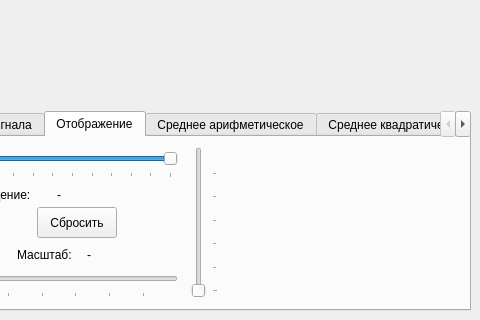
Before: the Qt Designer form filtsim/mainwindow.ui in cliffanet/filter, drawn with Qt 5; both pictures show x 220 to 700 and y 180 to 500 of the 700 by 500 pixel window.
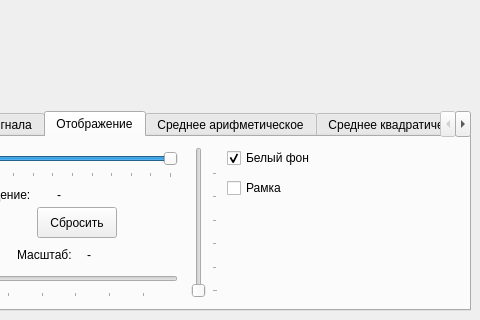
After: the same form once the commit is applied. The open tabs and pages were chosen to show the change. Custom widgets are drawn as their Qt base class.

Commit message: опционально - белый фон и рамка

What changed in the file:
```diff
--- a/filtsim/mainwindow.ui
+++ b/filtsim/mainwindow.ui
@@ -528,6 +528,35 @@
             <string>Сбросить</string>
            </property>
           </widget>
+          <widget class="QCheckBox" name="chkWhiteBg">
+           <property name="geometry">
+            <rect>
+             <x>310</x>
+             <y>10</y>
+             <width>101</width>
+             <height>22</height>
+            </rect>
+           </property>
+           <property name="text">
+            <string>Белый фон</string>
+           </property>
+           <property name="checked">
+            <bool>true</bool>
+           </property>
+          </widget>
+          <widget class="QCheckBox" name="chkBorder">
+           <property name="geometry">
+            <rect>
+             <x>310</x>
+             <y>40</y>
+             <width>101</width>
+             <height>22</height>
+            </rect>
+           </property>
+           <property name="text">
+            <string>Рамка</string>
+           </property>
+          </widget>
          </widget>
          <widget class="QWidget" name="tabAverage">
           <attribute name="title">
```
The commit also changes 4 other files.
